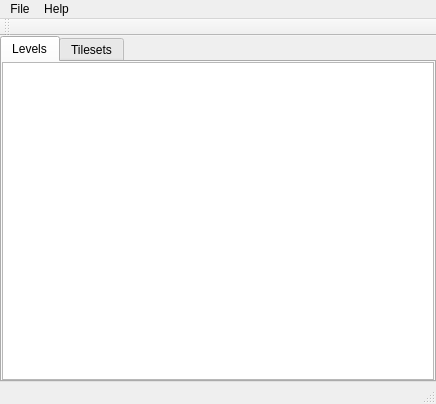
Old version of the form mainwindow.ui in the repository ExplosBlue/CoinKiller.
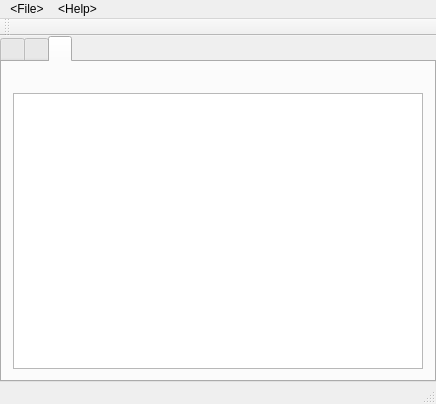
New version of the form. The open tabs and pages were chosen to show the change.

Patch:
```diff
--- a/mainwindow.ui
+++ b/mainwindow.ui
@@ -34,7 +34,7 @@
       </property>
       <widget class="QWidget" name="tab_levels">
        <attribute name="title">
-        <string>Levels</string>
+        <string>&lt;Levels&gt;</string>
        </attribute>
        <layout class="QVBoxLayout" name="verticalLayout_2">
         <property name="leftMargin">
@@ -69,7 +69,7 @@
       </widget>
       <widget class="QWidget" name="tab_tilesets">
        <attribute name="title">
-        <string>Tilesets</string>
+        <string>&lt;Tilesets&gt;</string>
        </attribute>
        <layout class="QVBoxLayout" name="verticalLayout_3">
         <property name="leftMargin">
@@ -96,6 +96,27 @@
         </item>
        </layout>
       </widget>
+      <widget class="QWidget" name="tab_settings">
+       <attribute name="title">
+        <string>&lt;Settings&gt;</string>
+       </attribute>
+       <layout class="QVBoxLayout" name="verticalLayout_5">
+        <item>
+         <layout class="QVBoxLayout" name="verticalLayout_4">
+          <item>
+           <widget class="QLabel" name="languagesLabel">
+            <property name="text">
+             <string>&lt;Languages&gt;</string>
+            </property>
+           </widget>
+          </item>
+          <item>
+           <widget class="QListWidget" name="languageSelector"/>
+          </item>
+         </layout>
+        </item>
+       </layout>
+      </widget>
      </widget>
     </item>
    </layout>
@@ -111,14 +132,14 @@
    </property>
    <widget class="QMenu" name="menuFile">
     <property name="title">
-     <string>File</string>
+     <string>&lt;File&gt;</string>
     </property>
     <addaction name="actionLoadROM"/>
     <addaction name="actionDebug_test"/>
    </widget>
    <widget class="QMenu" name="menuHelp">
     <property name="title">
-     <string>Help</string>
+     <string>&lt;Help&gt;</string>
     </property>
     <addaction name="actionAbout"/>
    </widget>
```
Left out of the diff: 8 changed lines with no effect on the pictures.
